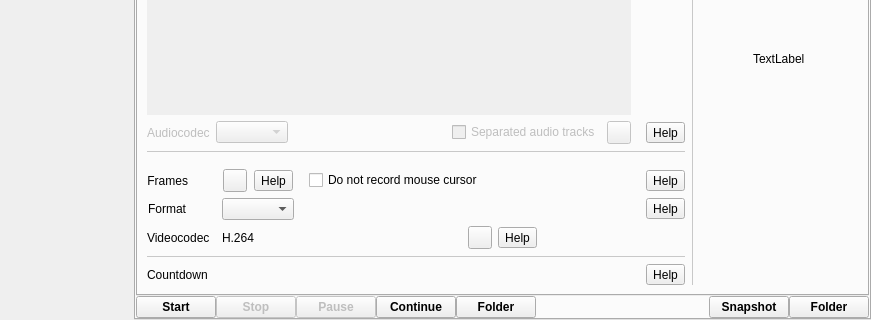
The window that src/wayland/formMainWindow_wl.ui (vkohaupt/vokoscreenNG) describes before a commit, drawn with Qt 5; both pictures show x 0 to 871 and y 221 to 541 of the 871 by 541 pixel window.
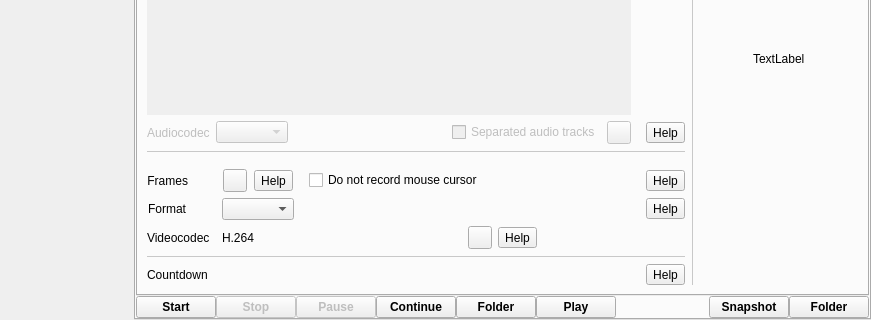
The same window after the commit. Icons and pictures are not drawn.

Diff of the .ui file:
```diff
--- a/src/wayland/formMainWindow_wl.ui
+++ b/src/wayland/formMainWindow_wl.ui
@@ -2030,11 +2030,26 @@
               </property>
              </widget>
             </item>
+            <item>
+             <widget class="QPushButton" name="pushButtonPlay">
+              <property name="font">
+               <font>
+                <bold>true</bold>
+               </font>
+              </property>
+              <property name="text">
+               <string>Play</string>
+              </property>
+             </widget>
+            </item>
             <item>
              <spacer name="horizontalSpacer_10">
               <property name="orientation">
                <enum>Qt::Orientation::Horizontal</enum>
               </property>
+              <property name="sizeType">
+               <enum>QSizePolicy::Policy::MinimumExpanding</enum>
+              </property>
               <property name="sizeHint" stdset="0">
                <size>
                 <width>40</width>
```
